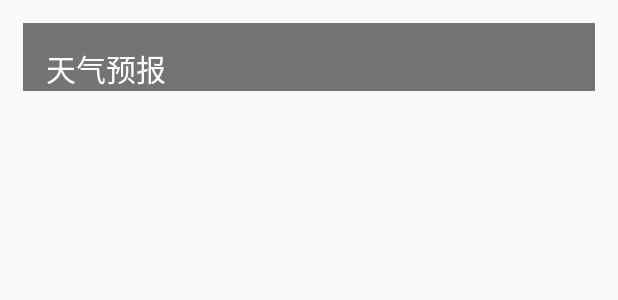
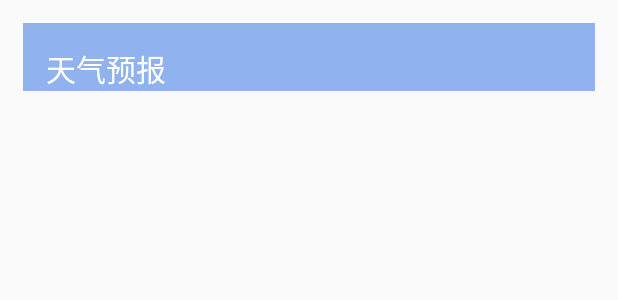
Before and after one commit to yangtao5826/YoungWeather, an Android app: the layout forecast.xml on its own in the app's theme, with its tools: preview values and no code run, on a phone screen of 412 x 824 dp. Shown: the top 300 px of the screen. Run offline under Robolectric (Android 15) with nearby library versions, the phone set to English and light mode, and no system bars.

Commit message:
界面颜色搭配调整

```diff
--- a/app/src/main/res/layout/forecast.xml
+++ b/app/src/main/res/layout/forecast.xml
@@ -4,7 +4,7 @@
     android:layout_width="match_parent"
     android:layout_height="wrap_content"
     android:layout_margin="15dp"
-    android:background="#8000">
+    android:background="#B26495ED">
 
     <TextView
         android:layout_width="wrap_content"
--- a/app/src/main/res/layout/now_other.xml
+++ b/app/src/main/res/layout/now_other.xml
@@ -5,7 +5,7 @@
     android:layout_width="match_parent"
     android:layout_height="wrap_content"
     android:layout_margin="15dp"
-    android:background="#8000">
+    android:background="#B26495ED">
 
     <TextView
         android:layout_width="wrap_content"
--- a/app/src/main/res/layout/suggestion.xml
+++ b/app/src/main/res/layout/suggestion.xml
@@ -5,7 +5,7 @@
     android:layout_width="match_parent"
     android:layout_height="wrap_content"
     android:layout_margin="15dp"
-    android:background="#8000">
+    android:background="#B26495ED">
 
     <TextView
         android:layout_width="wrap_content"
```
